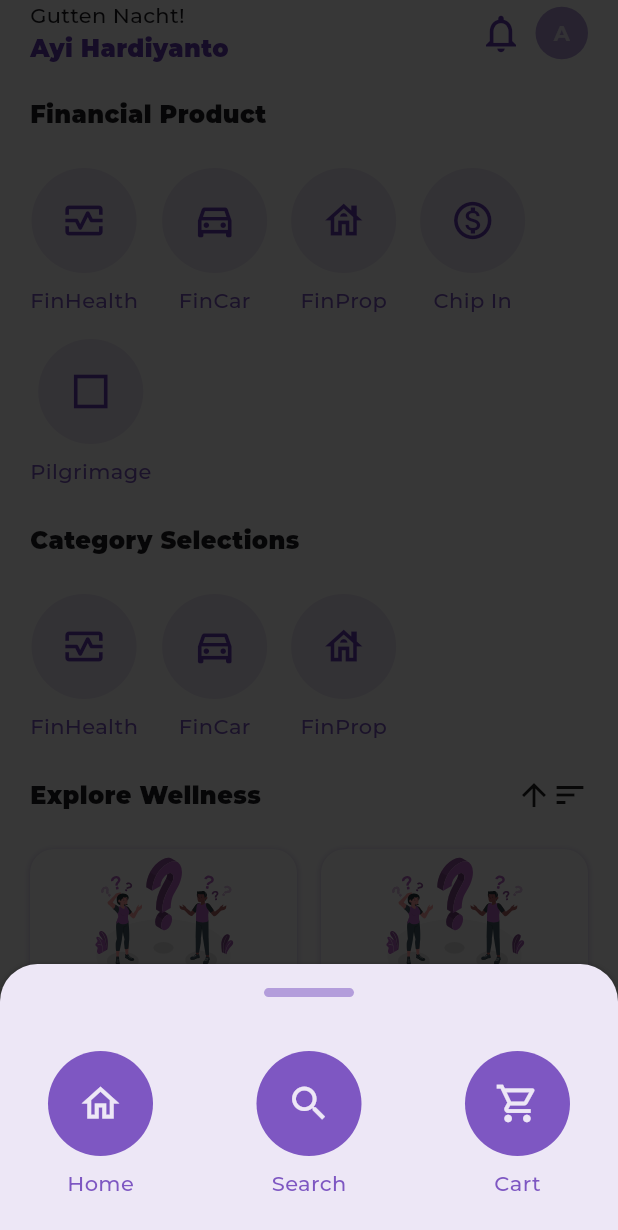
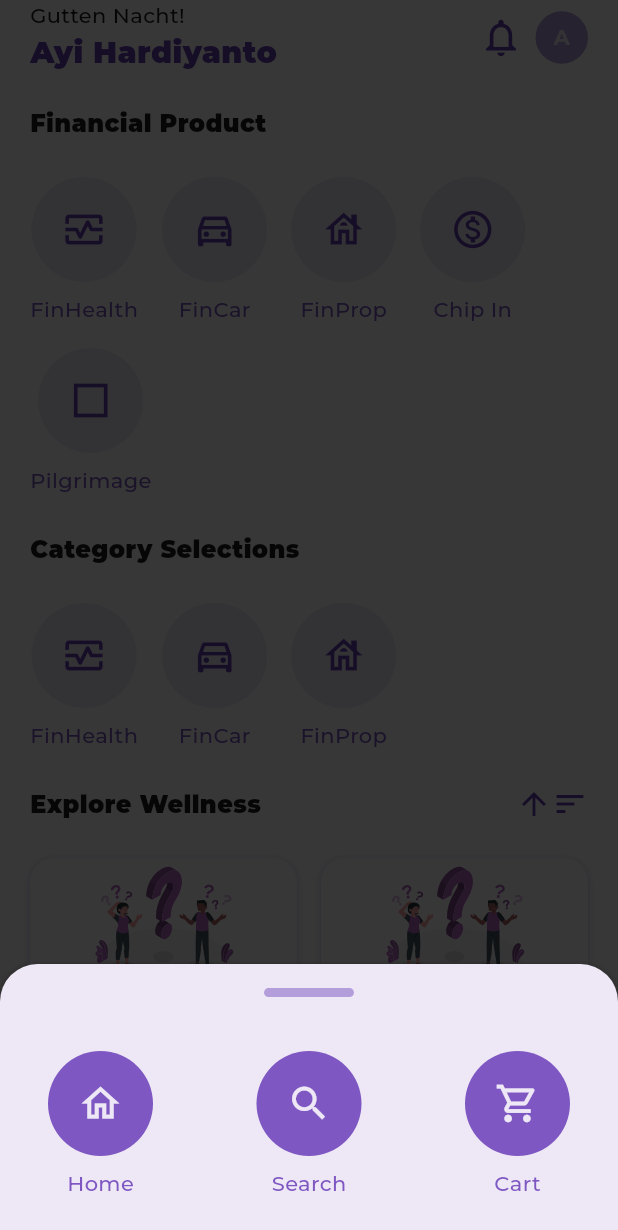
Before and after one commit to hardwhy/payung_teduh, a Flutter app: the HomeScreen screen opened by its route, after a tap on the "arrow upward" icon, on a phone screen of 412 x 824 dp. Shown: the top 1230 px of the screen. Run offline on Flutter 3.47's test engine with Material 3 defaults, Android fonts, the phone set to English and light mode, and no system bars; our stand-ins replace flutter_bloc, flutter_svg, shared_preferences; accounts and stored records are empty; project files that could hold a hidden picture were left out.

```diff
--- a/lib/presentation/screens/home/widgets/home_app_bar.dart
+++ b/lib/presentation/screens/home/widgets/home_app_bar.dart
@@ -18,7 +18,7 @@ class HomeAppBar extends StatelessWidget {
             crossAxisAlignment: CrossAxisAlignment.start,
             children: [
               Paragraph('Gutten Nacht!'),
-              H3(
+              H2(
                 'Ayi Hardiyanto',
                 color: Colors.deepPurple,
               )
--- a/lib/presentation/screens/home/widgets/home_content.dart
+++ b/lib/presentation/screens/home/widgets/home_content.dart
@@ -16,11 +16,11 @@ class HomeContent extends StatefulWidget {
 
 class _HomeContentState extends State<HomeContent>
     with SingleTickerProviderStateMixin {
-  late TabController _controller;
+  // late TabController _controller;
   @override
   void initState() {
     super.initState();
-    _controller = TabController(length: 2, vsync: this);
+    // _controller = TabController(length: 2, vsync: this);
   }
 
   @override
@@ -124,9 +124,15 @@ class _HomeContentState extends State<HomeContent>
                     const Spacer(),
                     Ripplify(
                       onTap: () {},
-                      child: const Icon(Icons.arrow_upward),
+                      child: const Icon(
+                        Icons.arrow_upward,
+                        color: Colors.deepPurple,
+                      ),
                     ),
-                    const Icon(Icons.sort),
+                    const Icon(
+                      Icons.sort,
+                      color: Colors.deepPurple,
+                    ),
                   ],
                 ),
               ),
--- a/lib/presentation/widgets/src/ripple.dart
+++ b/lib/presentation/widgets/src/ripple.dart
@@ -41,8 +41,8 @@ abstract class RippleWrapper extends StatelessWidget {
       Material(
         color: Colors.transparent,
         child: InkWell(
-          highlightColor: rippleColor ?? Colors.black26,
-          splashColor: (rippleColor ?? Colors.black38).withOpacity(.5),
+          highlightColor: rippleColor ?? Colors.deepPurple[100],
+          splashColor: (rippleColor ?? Colors.deepPurple).withOpacity(.5),
           borderRadius: rippleBorderRadius ?? BorderRadius.circular(8),
           onTap: onTap,
           child: childContainer(context, child),
--- a/lib/presentation/widgets/widgets.dart
+++ b/lib/presentation/widgets/widgets.dart
@@ -1,2 +1,3 @@
 export 'src/menu_icon.dart';
 export 'src/ripple.dart';
+export 'src/back_button.dart';
```
Also changed, not shown: lib/presentation/screens/error/error.dart (+1 -7 lines), lib/presentation/screens/profile/profile.dart (added, +126 -0 lines), lib/presentation/widgets/src/back_button.dart (added, +18 -0 lines).
